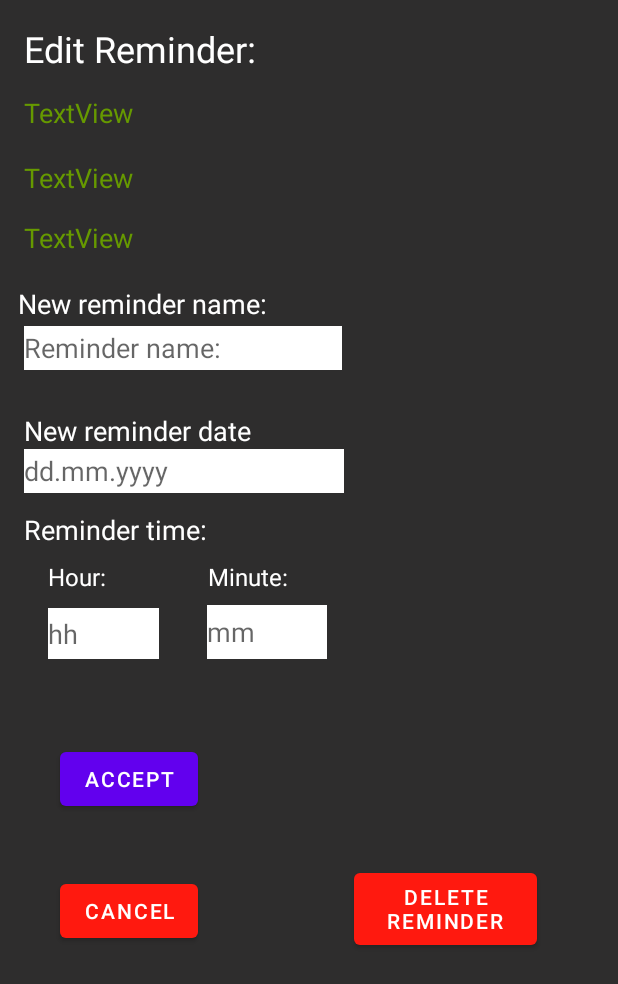
After one commit to timalo/MobiComp, an Android app: the layout activity_editreminder.xml on its own in the app's theme, with its tools: preview values and no code run, on a phone screen of 412 x 824 dp. The commit adds this screen. Shown: the top 984 px of the screen. Run offline under Robolectric (Android 15) with nearby library versions, the light colour scheme and no system bars.

Commit message:
Functionality for database and reminder managing

```diff
--- a/app/build.gradle
+++ b/app/build.gradle
@@ -2,6 +2,7 @@ plugins {
     id 'com.android.application'
     id 'kotlin-android'
     id 'kotlin-kapt'
+    id 'kotlin-android-extensions'
 }
 
 android {
--- a/app/src/main/AndroidManifest.xml
+++ b/app/src/main/AndroidManifest.xml
@@ -9,7 +9,8 @@
         android:roundIcon="@mipmap/ic_launcher_round"
         android:supportsRtl="true"
         android:theme="@style/Theme.MobCompApp">
-        <activity android:name=".NewreminderActivity"></activity>
+        <activity android:name=".EditreminderActivity"></activity>
+        <activity android:name=".NewreminderActivity" />
         <activity android:name=".MainmenuActivity" />
         <activity android:name=".MainActivity">
             <intent-filter>
--- a/app/src/main/java/com/example/mobcompapp/database/AppDatabase.kt
+++ b/app/src/main/java/com/example/mobcompapp/database/AppDatabase.kt
@@ -5,5 +5,5 @@ import androidx.room.RoomDatabase
 
 @Database(entities = arrayOf(ReminderInfo::class), version = 1)
 abstract class AppDatabase : RoomDatabase() {
-    abstract fun paymentDao(): ReminderDao
+    abstract fun ReminderDao(): ReminderDao
 }
--- a/app/src/main/java/com/example/mobcompapp/database/ReminderInfo.kt
+++ b/app/src/main/java/com/example/mobcompapp/database/ReminderInfo.kt
@@ -3,7 +3,6 @@ package com.example.mobcompapp.database
 import androidx.room.ColumnInfo
 import androidx.room.Entity
 import androidx.room.PrimaryKey
-
 
 @Entity(tableName = "reminderInfo")
 data class ReminderInfo(
--- /dev/null
+++ b/app/src/main/res/layout/activity_editreminder.xml
@@ -0,0 +1,220 @@
+<?xml version="1.0" encoding="utf-8"?>
+<androidx.constraintlayout.widget.ConstraintLayout xmlns:android="http://schemas.android.com/apk/res/android"
+    xmlns:app="http://schemas.android.com/apk/res-auto"
+    xmlns:tools="http://schemas.android.com/tools"
+    android:layout_width="match_parent"
+    android:layout_height="match_parent"
+    android:background="@color/appDarkBG"
+    tools:context=".NewreminderActivity">
+
+    <TextView
+        android:id="@+id/textView3"
+        android:layout_width="wrap_content"
+        android:layout_height="wrap_content"
+        android:layout_marginStart="16dp"
+        android:layout_marginLeft="16dp"
+        android:layout_marginTop="16dp"
+        android:text="Edit Reminder:"
+        android:textColor="@color/white"
+        android:textSize="24sp"
+        app:layout_constraintStart_toStartOf="parent"
+        app:layout_constraintTop_toTopOf="parent" />
+
+    <EditText
+        android:id="@+id/newReminderTitle"
+        android:layout_width="212dp"
+        android:layout_height="29dp"
+        android:layout_marginStart="16dp"
+        android:layout_marginLeft="16dp"
+        android:layout_marginTop="4dp"
+        android:background="@color/white"
+        android:ems="10"
+        android:hint="@string/newReminderName"
+        android:inputType="textPersonName"
+        android:textColor="@color/black"
+        app:layout_constraintStart_toStartOf="parent"
+        app:layout_constraintTop_toBottomOf="@+id/textView4" />
+
+    <TextView
+        android:id="@+id/textView4"
+        android:layout_width="204dp"
+        android:layout_height="23dp"
+        android:layout_marginStart="12dp"
+        android:layout_marginLeft="12dp"
+        android:layout_marginTop="16dp"
+        android:text="New reminder name:"
+        android:textColor="@color/white"
+        android:textSize="18sp"
+        app:layout_constraintStart_toStartOf="parent"
+        app:layout_constraintTop_toBottomOf="@+id/textView20" />
+
+    <TextView
+        android:id="@+id/textView5"
+        android:layout_width="wrap_content"
+        android:layout_height="wrap_content"
+        android:layout_marginStart="16dp"
+        android:layout_marginLeft="16dp"
+        android:layout_marginTop="28dp"
+        android:text="New reminder date"
+        android:textColor="@color/white"
+        android:textSize="18sp"
+        app:layout_constraintStart_toStartOf="parent"
+        app:layout_constraintTop_toBottomOf="@+id/newReminderTitle" />
+
+    <EditText
+        android:id="@+id/editTextTextPersonName2"
+        android:layout_width="213dp"
+        android:layout_height="29dp"
+        android:layout_marginStart="16dp"
+        android:layout_marginLeft="16dp"
+        android:background="@color/white"
+        android:ems="10"
+        android:hint="dd.mm.yyyy"
+        android:inputType="textPersonName"
+        app:layout_constraintStart_toStartOf="parent"
+        app:layout_constraintTop_toBottomOf="@+id/textView5" />
+
+    <TextView
+        android:id="@+id/textView6"
+        android:layout_width="wrap_content"
+        android:layout_height="wrap_content"
+        android:layout_marginStart="16dp"
+        android:layout_marginLeft="16dp"
+        android:layout_marginTop="12dp"
+        android:text="@string/newReminderTime"
+        android:textColor="@color/white"
+        android:textSize="18sp"
+        app:layout_constraintStart_toStartOf="parent"
+        app:layout_constraintTop_toBottomOf="@+id/editTextTextPersonName2" />
+
+    <Button
+        android:id="@+id/button3"
+        android:layout_width="wrap_content"
+        android:layout_height="wrap_content"
+        android:layout_marginStart="40dp"
+        android:layout_marginLeft="40dp"
+        android:layout_marginTop="56dp"
+        android:text="@string/newReminderAcceptBtn"
+        app:layout_constraintStart_toStartOf="parent"
+        app:layout_constraintTop_toBottomOf="@+id/editTextTextPersonName4" />
+
+    <EditText
+        android:id="@+id/editTextTextPersonName4"
+        android:layout_width="74dp"
+        android:layout_height="34dp"
+        android:layout_marginStart="32dp"
+        android:layout_marginLeft="32dp"
+        android:layout_marginTop="10dp"
+        android:background="@color/white"
+        android:ems="10"
+        android:hint="hh"
+        android:inputType="number"
+        android:textColor="@color/black"
+        app:layout_constraintStart_toStartOf="parent"
+        app:layout_constraintTop_toBottomOf="@+id/textView7" />
+
+    <EditText
+        android:id="@+id/editTextTextPersonName5"
+        android:layout_width="80dp"
+        android:layout_height="36dp"
+        android:layout_marginStart="32dp"
+        android:layout_marginLeft="32dp"
+        android:layout_marginTop="8dp"
+        android:background="@color/white"
+        android:ems="10"
+        android:hint="mm"
+        android:inputType="number"
+        android:textColor="@color/black"
+        app:layout_constraintStart_toEndOf="@+id/editTextTextPersonName4"
+        app:layout_constraintTop_toBottomOf="@+id/textView8" />
+
+    <TextView
+        android:id="@+id/textView7"
+        android:layout_width="wrap_content"
+        android:layout_height="wrap_content"
+        android:layout_marginStart="32dp"
+        android:layout_marginLeft="32dp"
+        android:layout_marginTop="8dp"
+        android:text="@string/newReminderHours"
+        android:textColor="@color/white"
+        android:textSize="16sp"
+        app:layout_constraintStart_toStartOf="parent"
+        app:layout_constraintTop_toBottomOf="@+id/textView6" />
+
+    <TextView
+        android:id="@+id/textView8"
+        android:layout_width="wrap_content"
+        android:layout_height="wrap_content"
+        android:layout_marginStart="68dp"
+        android:layout_marginLeft="68dp"
+        android:layout_marginTop="8dp"
+        android:text="@string/newReminderMinute"
+        android:textColor="@color/white"
+        android:textSize="16sp"
+        app:layout_constraintStart_toEndOf="@+id/textView7"
+        app:layout_constraintTop_toBottomOf="@+id/textView6" />
+
+    <Button
+        android:id="@+id/button4"
+        android:layout_width="wrap_content"
+        android:layout_height="wrap_content"
+        android:layout_marginStart="40dp"
+        android:layout_marginLeft="40dp"
+        android:layout_marginTop="40dp"
+        android:text="Cancel"
+        app:backgroundTint="@color/appRed"
+        app:layout_constraintStart_toStartOf="parent"
+        app:layout_constraintTop_toBottomOf="@+id/button3" />
+
+    <Button
+        android:id="@+id/deleteButton"
+        android:layout_width="122dp"
+        android:layout_height="60dp"
+        android:layout_marginStart="104dp"
+        android:layout_marginLeft="104dp"
+        android:layout_marginTop="576dp"
+        android:text="Delete reminder"
+        app:backgroundTint="@color/appRed"
+        app:layout_constraintStart_toEndOf="@+id/button4"
+        app:layout_constraintTop_toTopOf="parent" />
+
+    <TextView
+        android:id="@+id/textView19"
+        android:layout_width="248dp"
+        android:layout_height="31dp"
+        android:layout_marginStart="16dp"
+        android:layout_marginLeft="16dp"
+        android:layout_marginTop="14dp"
+        android:text="TextView"
+        android:textColor="@android:color/holo_green_dark"
+        android:textSize="18sp"
+        app:layout_constraintStart_toStartOf="parent"
+        app:layout_constraintTop_toBottomOf="@+id/textView3" />
+
+    <TextView
+        android:id="@+id/textView20"
+        android:layout_width="245dp"
+        android:layout_height="28dp"
+        android:layout_marginStart="16dp"
+        android:layout_marginLeft="16dp"
+        android:layout_marginTop="12dp"
+        android:text="TextView"
+        android:textColor="@android:color/holo_green_dark"
+        android:textSize="18sp"
+        app:layout_constraintStart_toStartOf="parent"
+        app:layout_constraintTop_toBottomOf="@+id/textView21" />
+
+    <TextView
+        android:id="@+id/textView21"
+        android:layout_width="246dp"
+        android:layout_height="28dp"
+        android:layout_marginStart="16dp"
+        android:layout_marginLeft="16dp"
+        android:layout_marginTop="12dp"
+        android:text="TextView"
+        android:textColor="@android:color/holo_green_dark"
+        android:textSize="18sp"
+        app:layout_constraintStart_toStartOf="parent"
+        app:layout_constraintTop_toBottomOf="@+id/textView19" />
+
+</androidx.constraintlayout.widget.ConstraintLayout>
--- a/app/src/main/res/layout/reminder_item.xml
+++ b/app/src/main/res/layout/reminder_item.xml
@@ -46,12 +46,12 @@
         android:textStyle="bold" />
 
     <TextView
-        android:id="@+id/txtPaymentAmount"
+        android:id="@+id/txtReminderTime"
         android:layout_width="match_parent"
         android:layout_height="wrap_content"
         android:layout_weight="1"
         android:textSize="18sp"
-        android:text="hh.mm" />
+        android:text="hh:mm" />
 
     <View
         android:id="@+id/divider"
```
Also changed, not shown: app/src/main/java/com/example/mobcompapp/EditreminderActivity.kt (added, +108 -0 lines), app/src/main/java/com/example/mobcompapp/MainmenuActivity.kt (+67 -3 lines), app/src/main/java/com/example/mobcompapp/NewreminderActivity.kt (+34 -1 lines), app/src/main/java/com/example/mobcompapp/ReminderHistoryAdaptor.kt (+11 -14 lines).
